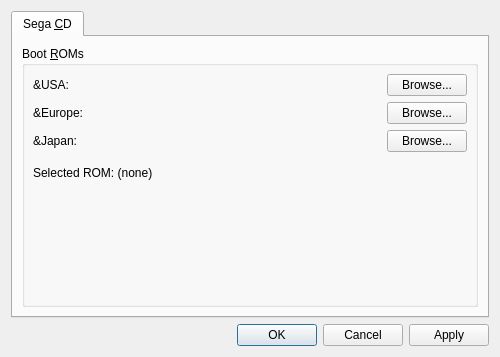
Before: the Qt Designer form src/gens-qt4/ui/GeneralConfigWindow.ui in GerbilSoft/gens-gs-ii, drawn with Qt 5.
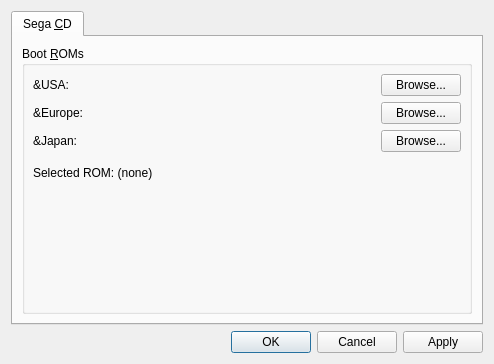
After: the same form once the commit is applied.

Commit message:
[gens-qt4] ui/GeneralConfigWindow.ui: Minor adjustments to the UI.
- GeneralConfigWindow: Set a minimum window size of 494x364.

- lblMcdSelectedRom:

  - Enable wordwrapping. This prevents long descriptions from
    forcing the window's horizontal size to increase.

  - Remove the vertical spacer below the label and set the
    size policy to Expanding for both Horizontal and Vertical.

Diff of the .ui file:
```diff
--- a/src/gens-qt4/ui/GeneralConfigWindow.ui
+++ b/src/gens-qt4/ui/GeneralConfigWindow.ui
@@ -6,10 +6,16 @@
    <rect>
     <x>0</x>
     <y>0</y>
-    <width>500</width>
-    <height>357</height>
+    <width>494</width>
+    <height>364</height>
    </rect>
   </property>
+  <property name="minimumSize">
+   <size>
+    <width>494</width>
+    <height>364</height>
+   </size>
+  </property>
   <property name="windowTitle">
    <string>General Configuration</string>
   </property>
@@ -87,26 +93,6 @@
             </property>
            </widget>
           </item>
-          <item row="4" column="0" colspan="3">
-           <widget class="QLabel" name="lblMcdSelectedRom">
-            <property name="text">
-             <string>Selected ROM: (none)</string>
-            </property>
-           </widget>
-          </item>
-          <item row="5" column="0" colspan="3">
-           <spacer name="verticalSpacer">
-            <property name="orientation">
-             <enum>Qt::Vertical</enum>
-            </property>
-            <property name="sizeHint" stdset="0">
-             <size>
-              <width>20</width>
-              <height>40</height>
-             </size>
-            </property>
-           </spacer>
-          </item>
           <item row="3" column="0" colspan="3">
            <spacer name="verticalSpacer_2">
             <property name="orientation">
@@ -162,6 +148,25 @@
             </property>
            </spacer>
           </item>
+          <item row="4" column="0" colspan="3">
+           <widget class="QLabel" name="lblMcdSelectedRom">
+            <property name="sizePolicy">
+             <sizepolicy hsizetype="Expanding" vsizetype="Expanding">
+              <horstretch>0</horstretch>
+              <verstretch>0</verstretch>
+             </sizepolicy>
+            </property>
+            <property name="text">
+             <string>Selected ROM: (none)</string>
+            </property>
+            <property name="alignment">
+             <set>Qt::AlignLeading|Qt::AlignLeft|Qt::AlignTop</set>
+            </property>
+            <property name="wordWrap">
+             <bool>true</bool>
+            </property>
+           </widget>
+          </item>
          </layout>
         </widget>
        </item>
```
